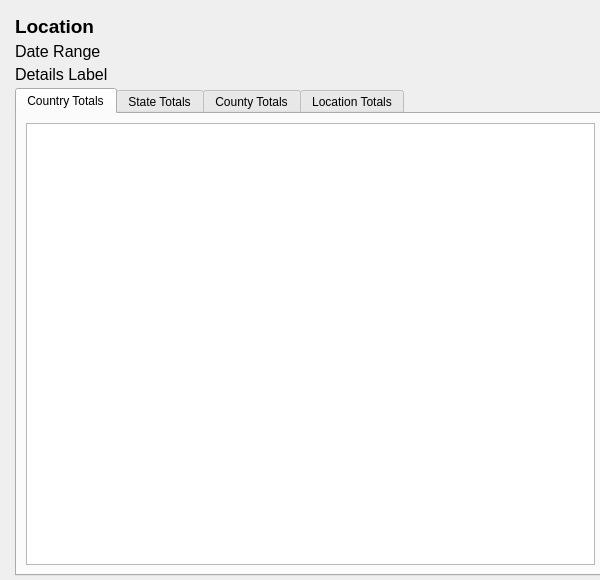
The window that form_LocationTotals.ui (trinkner/lapwing) describes before a commit, drawn with Qt 5.
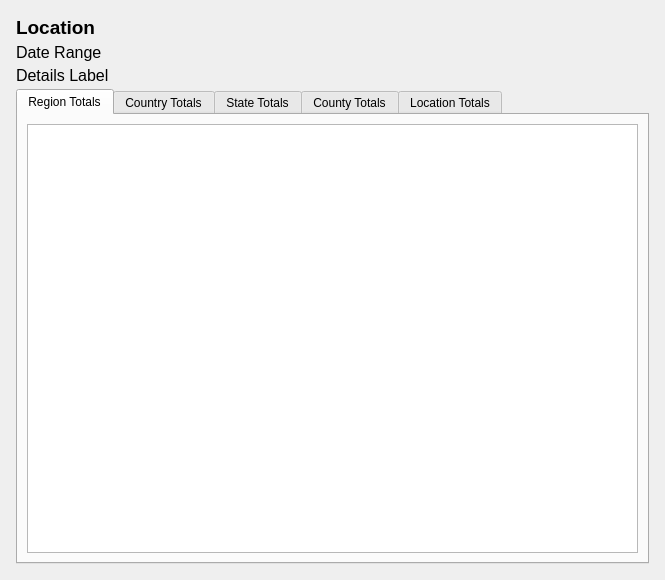
The same window after the commit. Icons and pictures are not drawn.

What changed in the file:
```diff
--- a/form_LocationTotals.ui
+++ b/form_LocationTotals.ui
@@ -6,7 +6,7 @@
    <rect>
     <x>0</x>
     <y>0</y>
-    <width>600</width>
+    <width>665</width>
     <height>580</height>
    </rect>
   </property>
@@ -23,15 +23,9 @@
    <iconset resource="icons.qrc">
     <normaloff>:/icon_locationtotals.png</normaloff>:/icon_locationtotals.png</iconset>
   </property>
+  <layout class="QVBoxLayout" name="verticalLayout_7">
+   <item>
   <widget class="QScrollArea" name="scrollArea">
-   <property name="geometry">
-    <rect>
-     <x>10</x>
-     <y>10</y>
-     <width>601</width>
-     <height>571</height>
-    </rect>
-   </property>
    <property name="frameShape">
     <enum>QFrame::NoFrame</enum>
    </property>
@@ -46,8 +40,8 @@
      <rect>
       <x>0</x>
       <y>0</y>
-      <width>601</width>
-      <height>571</height>
+        <width>647</width>
+        <height>562</height>
      </rect>
     </property>
     <layout class="QVBoxLayout" name="verticalLayout">
@@ -131,6 +125,50 @@
        <property name="currentIndex">
         <number>0</number>
        </property>
+         <widget class="QWidget" name="tabRegionTotals">
+          <attribute name="title">
+           <string>Region Totals</string>
+          </attribute>
+          <layout class="QVBoxLayout" name="verticalLayout_6">
+           <item>
+            <widget class="QTableWidget" name="tblRegionTotals">
+             <property name="sizePolicy">
+              <sizepolicy hsizetype="Expanding" vsizetype="Expanding">
+               <horstretch>0</horstretch>
+               <verstretch>0</verstretch>
+              </sizepolicy>
+             </property>
+             <property name="contextMenuPolicy">
+              <enum>Qt::ActionsContextMenu</enum>
+             </property>
+             <property name="frameShape">
+              <enum>QFrame::StyledPanel</enum>
+             </property>
+             <property name="horizontalScrollBarPolicy">
+              <enum>Qt::ScrollBarAlwaysOff</enum>
+             </property>
+             <property name="editTriggers">
+              <set>QAbstractItemView::NoEditTriggers</set>
+             </property>
+             <property name="sortingEnabled">
+              <bool>true</bool>
+             </property>
+             <attribute name="horizontalHeaderVisible">
+              <bool>false</bool>
+             </attribute>
+             <attribute name="horizontalHeaderHighlightSections">
+              <bool>false</bool>
+             </attribute>
+             <attribute name="verticalHeaderVisible">
+              <bool>false</bool>
+             </attribute>
+             <attribute name="verticalHeaderHighlightSections">
+              <bool>false</bool>
+             </attribute>
+            </widget>
+           </item>
+          </layout>
+         </widget>
        <widget class="QWidget" name="tab">
         <attribute name="title">
          <string>Country Totals</string>
@@ -321,6 +359,8 @@
     </layout>
    </widget>
   </widget>
+   </item>
+  </layout>
   <action name="actionSetLocationFilter">
    <property name="text">
     <string>Set Filter to Location</string>
```
Lines whose indentation alone changed are shown as unchanged.
